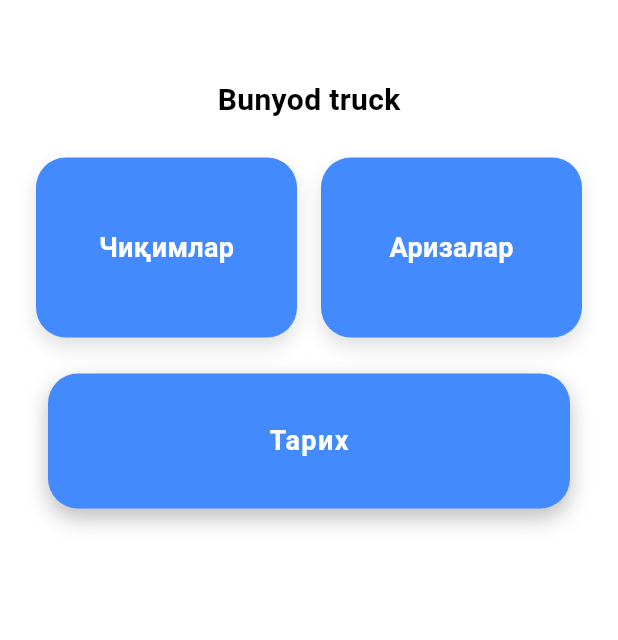
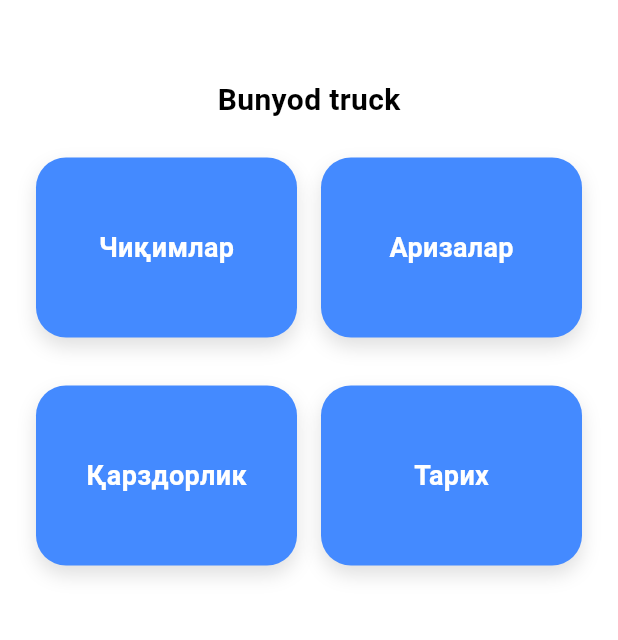
Before and after one commit to SaparbayevSarvarbek/Truck-drive-app, a Flutter app: the HomePage screen opened directly, on a phone screen of 412 x 824 dp, the part 474-1114 px from its top. Run offline on Flutter 3.47's test engine with Material 3 defaults, Android fonts, the phone set to English and light mode, and no system bars; our stand-ins replace connectivity_plus, dio, get, image_picker, lottie, shared_preferences and 1 more; accounts and stored records are empty; network calls fail.

Commit message:
update ui and add page

```diff
--- a/lib/main.dart
+++ b/lib/main.dart
@@ -6,6 +6,7 @@
 import 'package:flutter_localizations/flutter_localizations.dart';
 import 'package:truck_driver/view/splash_screen_page.dart';
 import 'package:truck_driver/view_model/complaint_view_model.dart';
+import 'package:truck_driver/view_model/debt_view_model.dart';
 import 'package:truck_driver/view_model/expenses_view_model.dart';
 import 'package:truck_driver/view_model/history_viewmodel.dart';
 import 'package:truck_driver/view_model/login_view_model.dart';
@@ -27,6 +28,7 @@
         ChangeNotifierProvider(create: (_) => ExpensesViewModel()),
         ChangeNotifierProvider(create: (_) => ComplaintViewModel()),
         ChangeNotifierProvider(create: (_) => HistoryViewModel()),
+        ChangeNotifierProvider(create: (_) => DebtViewModel()),
         ChangeNotifierProvider(create: (_) => themeProvider),
       ],
       child: MyApp(),
--- a/lib/models/car.dart
+++ b/lib/models/car.dart
@@ -6,8 +6,8 @@ class Car {
 
   factory Car.fromJson(Map<String, dynamic> json) {
     return Car(
-      name: json['name']??'Машин номи йўқ',
-      number: json['number']??'Машин рақами йўқ',
+      name: json['name'] ?? 'Машин номи йўқ',
+      number: json['number'] ?? 'Машин рақами йўқ',
     );
   }
 }
--- a/lib/models/country.dart
+++ b/lib/models/country.dart
@@ -6,8 +6,8 @@ class Country {
 
   factory Country.fromJson(Map<String, dynamic> json) {
     return Country(
-      id: json['id']??0,
-      name: json['name']??'Давлат номи йўқ',
+      id: json['id'] ?? 0,
+      name: json['name'] ?? 'Давлат номи йўқ',
     );
   }
 }
--- a/lib/models/furgon.dart
+++ b/lib/models/furgon.dart
@@ -6,8 +6,8 @@ class Fourgon {
 
   factory Fourgon.fromJson(Map<String, dynamic> json) {
     return Fourgon(
-      name: json['name']??'Фургон номи йўқ',
-      number: json['number']??'Фургон рақами йўқ',
+      name: json['name'] ?? 'Фургон номи йўқ',
+      number: json['number'] ?? 'Фургон рақами йўқ',
     );
   }
 }
--- a/lib/view/home_page.dart
+++ b/lib/view/home_page.dart
@@ -9,6 +9,7 @@ import 'package:shared_preferences/shared_preferences.dart';
 import 'package:truck_driver/models/user_model.dart';
 import 'package:truck_driver/theme/my_dialog.dart';
 import 'package:truck_driver/view/complaint_page.dart';
+import 'package:truck_driver/view/debt_page.dart';
 import 'package:truck_driver/view/expenses_page.dart';
 import 'package:truck_driver/view/history_page.dart';
 import 'package:truck_driver/view/login_page.dart';
@@ -221,19 +222,24 @@ class _HomePageState extends State<HomePage> {
                 ),
               ],
             ),
-            Padding(
-              padding: const EdgeInsets.symmetric(horizontal: 16.0),
+            Row(
+              children: [
+                Expanded(
+                  child: Padding(
+                    padding: const EdgeInsets.all(8.0),
                     child: GestureDetector(
                       onTap: () {
                         Navigator.of(context).push(
                           PageRouteBuilder(
-                      transitionDuration: const Duration(milliseconds: 300),
-                      pageBuilder: (context, animation, secondaryAnimation) =>
-                          HistoryPage(
+                            transitionDuration:
+                                const Duration(milliseconds: 350),
+                            pageBuilder:
+                                (context, animation, secondaryAnimation) =>
+                                    DebtPage(
                               userId: userId!,
                             ),
-                      transitionsBuilder:
-                          (context, animation, secondaryAnimation, child) {
+                            transitionsBuilder: (context, animation,
+                                secondaryAnimation, child) {
                               var begin = const Offset(1.0, 0.0);
                               var end = Offset.zero;
                               var curve = Curves.easeInOut;
@@ -250,35 +256,91 @@ class _HomePageState extends State<HomePage> {
                         );
                       },
                       child: Container(
-                  width: double.infinity,
-                  height: 90,
+                        height: 120,
                         decoration: BoxDecoration(
                           color: expenseColor,
                           borderRadius: BorderRadius.circular(20),
                           boxShadow: [
                             BoxShadow(
-                        color: Colors.black26,
-                        blurRadius: 12,
+                              color: Colors.black12,
+                              blurRadius: 10,
                               offset: Offset(0, 6),
                             ),
                           ],
                         ),
-                  child: Row(
-                    mainAxisAlignment: MainAxisAlignment.center,
-                    children: const [
-                      Text(
+                        child: Center(
+                          child: Text(
+                            'Қарздорлик',
+                            style: TextStyle(
+                              fontSize: 18,
+                              color: Colors.white,
+                              fontWeight: FontWeight.w600,
+                            ),
+                          ),
+                        ),
+                      ),
+                    ),
+                  ),
+                ),
+                Expanded(
+                  child: Padding(
+                    padding: const EdgeInsets.all(8.0),
+                    child: GestureDetector(
+                      onTap: () {
+                        Navigator.of(context).push(
+                          PageRouteBuilder(
+                            transitionDuration:
+                                const Duration(milliseconds: 300),
+                            pageBuilder:
+                                (context, animation, secondaryAnimation) =>
+                                    HistoryPage(
+                              userId: userId!,
+                            ),
+                            transitionsBuilder: (context, animation,
+                                secondaryAnimation, child) {
+                              var begin = const Offset(1.0, 0.0);
+                              var end = Offset.zero;
+                              var curve = Curves.easeInOut;
+
+                              var tween = Tween(begin: begin, end: end)
+                                  .chain(CurveTween(curve: curve));
+
+                              return SlideTransition(
+                                position: animation.drive(tween),
+                                child: child,
+                              );
+                            },
+                          ),
+                        );
+                      },
+                      child: Container(
+                        height: 120,
+                        decoration: BoxDecoration(
+                          color: expenseColor,
+                          borderRadius: BorderRadius.circular(20),
+                          boxShadow: [
+                            BoxShadow(
+                              color: Colors.black12,
+                              blurRadius: 10,
+                              offset: Offset(0, 6),
+                            ),
+                          ],
+                        ),
+                        child: Center(
+                          child: Text(
                             'Тарих',
                             style: TextStyle(
                               fontSize: 18,
                               color: Colors.white,
                               fontWeight: FontWeight.w600,
-                          letterSpacing: 1,
+                            ),
+                          ),
+                        ),
+                      ),
+                    ),
                   ),
                 ),
               ],
-                  ),
-                ),
-              ),
             ),
           ],
         ),
```
Also changed, not shown: lib/models/client.dart (+6 -8 lines), lib/models/debt_model.dart (added, +44 -0 lines), lib/models/driver.dart (+5 -3 lines), lib/models/history.dart (+21 -13 lines), lib/models/product.dart (+36 -9 lines), lib/services/api_services.dart (+18 -0 lines), lib/view/debt_page.dart (added, +114 -0 lines), lib/view/history_page.dart (+10 -17 lines), lib/view_model/debt_view_model.dart (added, +31 -0 lines), 1 other file. Lines whose indentation alone changed are shown as unchanged.
